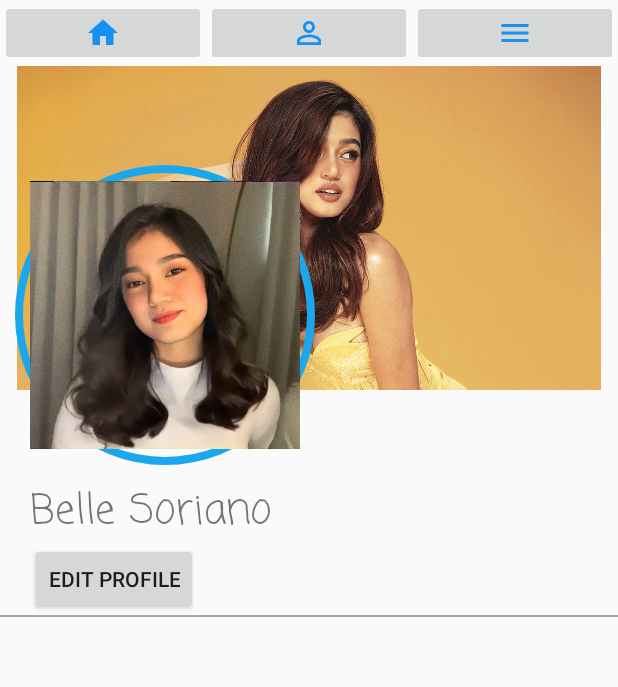
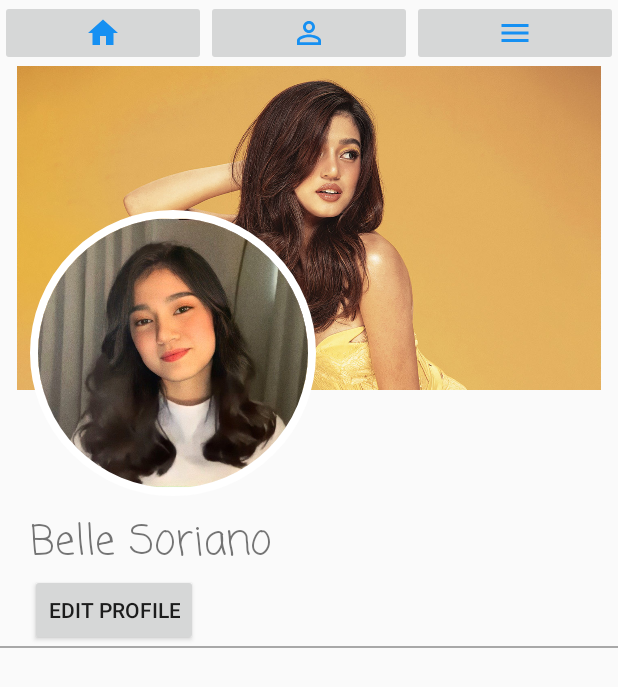
Before and after one commit to marArcz/KonekQ, an Android app: the activity_profile screen opened directly, with no data from a screen before it, on a phone screen of 412 x 824 dp. Shown: the top 687 px of the screen. Run offline under Robolectric (Android 15) with nearby library versions, the light colour scheme and no system bars.

Commit message:
round profile picture

```diff
--- a/app/src/main/res/drawable/profile_photo.xml
+++ b/app/src/main/res/drawable/profile_photo.xml
@@ -2,10 +2,12 @@
 <shape xmlns:android="http://schemas.android.com/apk/res/android"
     android:shape="oval"
     android:innerRadius="50dp"
+    android:thicknessRatio="2.0"
+    android:useLevel="false"
    >
 
     <solid android:color="@android:color/transparent"></solid>
 
     <stroke android:width="5dp"
         android:color="@color/white"></stroke>
-        </shape>
+</shape>
--- a/app/src/main/res/layout/activity_profile.xml
+++ b/app/src/main/res/layout/activity_profile.xml
@@ -56,21 +56,21 @@
                 android:layout_width="wrap_content"
                 android:layout_height="wrap_content"
                 android:layout_below="@id/cover_photo"
-                android:layout_marginStart="10dp"
-                android:layout_marginTop="-150dp"
-                android:background="@drawable/profile_photo"
-                android:backgroundTint="@color/blue"
-                android:clipChildren="true"
+                android:layout_marginStart="20dp"
+                android:layout_marginTop="-120dp"
+                android:backgroundTint="@color/white"
                 android:gravity="center"
                 android:layout_marginBottom="10dp"
-                android:padding="10dp">
-
+                android:background="@drawable/profile_photo"
+                android:elevation="5dp"
+                android:padding="5dp"
+             >
                 <ImageView
                     android:id="@+id/profile_photo"
                     android:layout_width="180dp"
                     android:layout_height="180dp"
-                    android:layout_below="@id/cover_photo"
                     android:layout_gravity="center"
+                    android:background="@drawable/profile_photo"
                     android:clipToOutline="true"
                     android:src="@drawable/belle_profile" />
             </LinearLayout>
```
